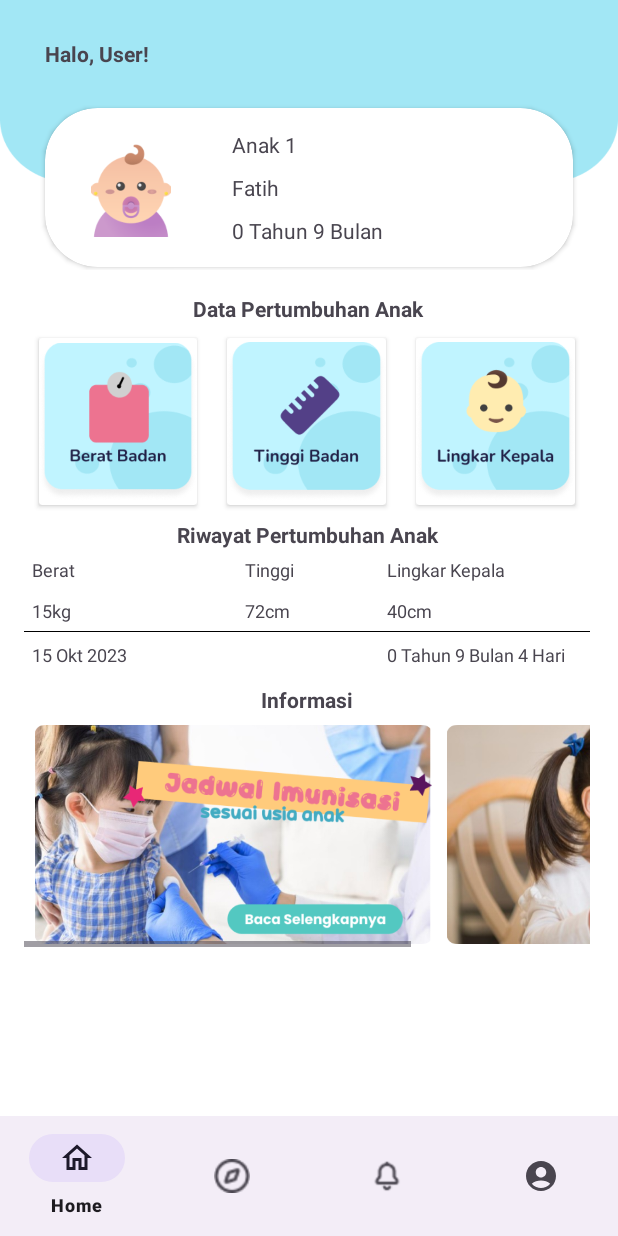
After one commit to luhihsan/LilMile, an Android app: the layout activity_homepage_copy.xml on its own in the app's theme, with its tools: preview values and no code run, on a phone screen of 412 x 824 dp. The commit adds this screen. Run offline under Robolectric (Android 15) with nearby library versions, the phone set to English and light mode, and no system bars.

Commit message:
Fix Tampilan
Login View, Homepage.

```diff
--- a/app/build.gradle.kts
+++ b/app/build.gradle.kts
@@ -43,6 +43,7 @@ dependencies {
     implementation("com.google.android.material:material:1.10.0")
     implementation("androidx.constraintlayout:constraintlayout:2.1.4")
     implementation("androidx.activity:activity:1.4.0")
+    implementation("androidx.cardview:cardview:1.0.0")
     implementation("com.github.AnyChart:AnyChart-Android:1.1.5")
     implementation("com.google.firebase:firebase-database:20.3.0")
     testImplementation("junit:junit:4.13.2")
--- /dev/null
+++ b/app/src/main/res/layout/activity_homepage_copy.xml
@@ -0,0 +1,369 @@
+<?xml version="1.0" encoding="utf-8"?>
+<androidx.constraintlayout.widget.ConstraintLayout xmlns:android="http://schemas.android.com/apk/res/android"
+    xmlns:app="http://schemas.android.com/apk/res-auto"
+    xmlns:tools="http://schemas.android.com/tools"
+    android:layout_width="match_parent"
+    android:layout_height="match_parent"
+    android:background="#FFFFFF"
+    android:orientation="vertical"
+    tools:context=".Homepage"
+    tools:ignore="ExtraText">
+
+    <LinearLayout
+        android:layout_width="match_parent"
+        android:layout_height="match_parent"
+        android:orientation="vertical">
+
+        <LinearLayout
+            android:layout_width="match_parent"
+            android:layout_height="180dp"
+            android:background="@drawable/bg_top_home_2"
+            android:orientation="vertical">
+
+            <TextView
+                android:id="@+id/textGreeting"
+                android:layout_width="match_parent"
+                android:layout_height="72dp"
+                android:layout_marginLeft="30dp"
+                android:gravity="center_vertical"
+                android:text="Halo, User!"
+                android:textAlignment="textStart"
+                android:textStyle="bold" />
+
+            <androidx.cardview.widget.CardView
+                android:id="@+id/cardAnak"
+                android:layout_width="match_parent"
+                android:layout_height="wrap_content"
+                android:layout_marginStart="30dp"
+                android:layout_marginEnd="30dp"
+                app:cardCornerRadius="35dp">
+
+                <LinearLayout
+                    android:layout_width="match_parent"
+                    android:layout_height="86dp"
+                    android:layout_margin="10dp"
+                    android:orientation="horizontal">
+
+                    <ImageView
+                        android:id="@+id/fotoprofilBayi"
+                        android:layout_width="wrap_content"
+                        android:layout_height="match_parent"
+                        android:layout_weight="2"
+                        android:padding="10dp"
+                        android:src="@drawable/baby" />
+
+                    <LinearLayout
+                        android:layout_width="match_parent"
+                        android:layout_height="match_parent"
+                        android:layout_marginLeft="20dp"
+                        android:layout_weight="5"
+                        android:orientation="vertical">
+
+                        <TextView
+                            android:id="@+id/numberAnak"
+                            android:layout_width="match_parent"
+                            android:layout_height="wrap_content"
+                            android:layout_weight="1"
+                            android:gravity="center_vertical"
+                            android:text="Anak 1" />
+
+                        <TextView
+                            android:id="@+id/namaAnak"
+                            android:layout_width="match_parent"
+                            android:layout_height="wrap_content"
+                            android:layout_weight="1"
+                            android:gravity="center_vertical"
+                            android:text="Fatih" />
+
+                        <TextView
+                            android:id="@+id/usiaAnak"
+                            android:layout_width="match_parent"
+                            android:layout_height="wrap_content"
+                            android:layout_weight="1"
+                            android:gravity="center_vertical"
+                            android:text="0 Tahun 9 Bulan" />
+                    </LinearLayout>
+                </LinearLayout>
+            </androidx.cardview.widget.CardView>
+
+
+        </LinearLayout>
+
+        <LinearLayout
+            android:layout_width="409dp"
+            android:layout_height="729dp"
+
+
+            android:orientation="vertical"
+            android:padding="16dp">
+
+            <TextView
+                android:id="@+id/textView8"
+                android:layout_width="match_parent"
+                android:layout_height="wrap_content"
+                android:text="Data Pertumbuhan Anak"
+                android:textAlignment="center"
+                android:textStyle="bold" />
+
+            <LinearLayout
+                android:layout_width="match_parent"
+                android:layout_height="131dp"
+                android:orientation="horizontal">
+
+                <androidx.cardview.widget.CardView
+                    android:id="@+id/btnBB"
+                    android:layout_width="0dp"
+                    android:layout_height="wrap_content"
+                    android:layout_margin="10dp"
+                    android:layout_weight="1">
+
+                    <ImageView
+                        android:id="@+id/imageBtnBB"
+                        android:layout_width="match_parent"
+                        android:layout_height="wrap_content"
+                        android:src="@drawable/btn_beratbadan" />
+                </androidx.cardview.widget.CardView>
+
+                <androidx.cardview.widget.CardView
+                    android:id="@+id/btnTB"
+                    android:layout_width="0dp"
+                    android:layout_height="wrap_content"
+                    android:layout_margin="10dp"
+                    android:layout_weight="1">
+
+                    <ImageView
+                        android:id="@+id/imageBtnTB"
+                        android:layout_width="match_parent"
+                        android:layout_height="wrap_content"
+                        android:src="@drawable/btn_tinggibadan" />
+                </androidx.cardview.widget.CardView>
+
+                <androidx.cardview.widget.CardView
+                    android:id="@+id/btnLK"
+                    android:layout_width="0dp"
+                    android:layout_height="wrap_content"
+                    android:layout_margin="10dp"
+                    android:layout_weight="1">
+
+                    <ImageView
+                        android:id="@+id/imgBtnLK"
+                        android:layout_width="match_parent"
+                        android:layout_height="wrap_content"
+                        android:src="@drawable/btn_lingkarkepala" />
+                </androidx.cardview.widget.CardView>
+            </LinearLayout>
+
+            <TextView
+                android:id="@+id/textView9"
+                android:layout_width="match_parent"
+                android:layout_height="wrap_content"
+                android:text="Riwayat Pertumbuhan Anak"
+                android:textAlignment="center"
+                android:textStyle="bold" />
+
+            <LinearLayout
+                android:layout_width="match_parent"
+                android:layout_height="wrap_content">
+
+                <TextView
+                    android:id="@+id/labelBerat"
+                    android:layout_width="match_parent"
+                    android:layout_height="wrap_content"
+                    android:layout_margin="5dp"
+                    android:layout_weight="1"
+                    android:text="Berat"
+                    android:textAlignment="textStart"
+                    android:textSize="12sp" />
+
+                <TextView
+                    android:id="@+id/labelTinggi"
+                    android:layout_width="match_parent"
+                    android:layout_height="wrap_content"
+                    android:layout_margin="5dp"
+                    android:layout_weight="1.2"
+                    android:text="Tinggi"
+                    android:textAlignment="textStart"
+                    android:textSize="12sp" />
+
+                <TextView
+                    android:id="@+id/labelLingkar"
+                    android:layout_width="match_parent"
+                    android:layout_height="wrap_content"
+                    android:layout_margin="5dp"
+                    android:layout_weight="1"
+                    android:text="Lingkar Kepala"
+                    android:textAlignment="textStart"
+                    android:textSize="12sp" />
+
+            </LinearLayout>
+
+            <LinearLayout
+                android:layout_width="match_parent"
+                android:layout_height="wrap_content"
+                android:orientation="vertical">
+
+                <androidx.cardview.widget.CardView
+                    android:layout_width="match_parent"
+                    android:layout_height="match_parent"
+                    android:elevation="5dp"
+                    app:cardBackgroundColor="#FFFFFF"
+                    app:cardCornerRadius="10dp">
+
+                    <LinearLayout
+                        android:layout_width="match_parent"
+                        android:layout_height="match_parent"
+                        android:orientation="vertical">
+
+                        <LinearLayout
+                            android:layout_width="match_parent"
+                            android:layout_height="match_parent"
+                            android:gravity="center|center_horizontal"
+                            android:orientation="horizontal">
+
+                            <TextView
+                                android:id="@+id/dataBB"
+                                android:layout_width="match_parent"
+                                android:layout_height="wrap_content"
+                                android:layout_margin="5dp"
+                                android:layout_marginTop="2dp"
+                                android:layout_marginBottom="2dp"
+                                android:layout_weight="1"
+                                android:text="15kg"
+                                android:textAlignment="textStart"
+                                android:textSize="12sp" />
+
+                            <TextView
+                                android:id="@+id/dataTB"
+                                android:layout_width="match_parent"
+                                android:layout_height="wrap_content"
+                                android:layout_margin="5dp"
+                                android:layout_marginTop="2dp"
+                                android:layout_marginBottom="2dp"
+                                android:layout_weight="1.2"
+                                android:text="72cm"
+                                android:textAlignment="textStart"
+                                android:textSize="12sp" />
+
+                            <TextView
+                                android:id="@+id/dataLK"
+                                android:layout_width="match_parent"
+                                android:layout_height="wrap_content"
+                                android:layout_margin="5dp"
+                                android:layout_marginTop="2dp"
+                                android:layout_marginBottom="2dp"
+                                android:layout_weight="1"
+                                android:text="40cm"
+                                android:textAlignment="textStart"
+                                android:textSize="12sp" />
+
+                        </LinearLayout>
+
+                        <ImageView
+                            android:layout_width="match_parent"
+                            android:layout_height="1px"
+                            android:background="@color/black" />
+
+                        <LinearLayout
+                            android:layout_width="match_parent"
+                            android:layout_height="match_parent"
+                            android:gravity="center|center_horizontal"
+                            android:orientation="horizontal">
+
+                            <TextView
+                                android:id="@+id/dataTanggal"
+                                android:layout_width="match_parent"
+                                android:layout_height="wrap_content"
+                                android:layout_margin="5dp"
+                                android:layout_marginTop="2dp"
+                                android:layout_marginBottom="2dp"
+                                android:layout_weight="1"
+                                android:text="15 Okt 2023"
+                                android:textAlignment="textStart"
+                                android:textSize="12sp" />
+
+                            <TextView
+                                android:id="@+id/textView23"
+                                android:layout_width="match_parent"
+                                android:layout_height="wrap_content"
+                                android:layout_margin="5dp"
+                                android:layout_marginTop="2dp"
+                                android:layout_marginBottom="2dp"
+                                android:layout_weight="1.2"
+                                android:textAlignment="textStart" />
+
+                            <TextView
+                                android:id="@+id/dataUsia"
+                                android:layout_width="match_parent"
+                                android:layout_height="wrap_content"
+                                android:layout_margin="5dp"
+                                android:layout_marginTop="2dp"
+                                android:layout_marginBottom="2dp"
+                                android:layout_weight="1"
+                                android:text="0 Tahun 9 Bulan 4 Hari"
+                                android:textAlignment="textStart"
+                                android:textSize="12sp" />
+                        </LinearLayout>
+                    </LinearLayout>
+                </androidx.cardview.widget.CardView>
+
+                <androidx.cardview.widget.CardView
+                    android:layout_width="match_parent"
+                    android:layout_height="match_parent" />
+
+                <androidx.cardview.widget.CardView
+                    android:layout_width="match_parent"
+                    android:layout_height="match_parent" />
+
+            </LinearLayout>
+
+            <TextView
+                android:id="@+id/textView16"
+                android:layout_width="match_parent"
+                android:layout_height="wrap_content"
+                android:layout_marginTop="5dp"
+                android:layout_marginBottom="5dp"
+                android:text="Informasi"
+                android:textAlignment="center"
+                android:textStyle="bold" />
+
+            <HorizontalScrollView
+                android:layout_width="wrap_content"
+                android:layout_height="150dp">
+
+                <LinearLayout
+                    android:layout_width="match_parent"
+                    android:layout_height="match_parent"
+                    android:layout_margin="2dp"
+                    android:orientation="horizontal">
+
+                    <ImageView
+                        android:id="@+id/imageCarousel1"
+                        android:layout_width="275dp"
+                        android:layout_height="wrap_content"
+                        android:layout_weight="1"
+                        android:src="@drawable/carousel1" />
+
+                    <ImageView
+                        android:id="@+id/imageCarousel2"
+                        android:layout_width="274dp"
+                        android:layout_height="wrap_content"
+                        android:layout_weight="1"
+                        android:src="@drawable/carousel2" />
+                </LinearLayout>
+            </HorizontalScrollView>
+
+        </LinearLayout>
+    </LinearLayout>
+
+    <com.google.android.material.bottomnavigation.BottomNavigationView
+        android:id="@+id/bottomNavigationView"
+        android:layout_width="match_parent"
+        android:layout_height="wrap_content"
+        app:layout_constraintBottom_toBottomOf="parent"
+        app:layout_constraintEnd_toEndOf="parent"
+        app:layout_constraintStart_toStartOf="parent"
+        app:menu="@menu/bottom_nav_menu">
+
+    </com.google.android.material.bottomnavigation.BottomNavigationView>
+
+</androidx.constraintlayout.widget.ConstraintLayout>
--- a/app/src/main/res/layout/activity_login.xml
+++ b/app/src/main/res/layout/activity_login.xml
@@ -1,51 +1,89 @@
 <?xml version="1.0" encoding="utf-8"?>
 <LinearLayout xmlns:android="http://schemas.android.com/apk/res/android"
-    android:layout_width="match_parent"
+
+    xmlns:app="http://schemas.android.com/apk/res-auto"
+    xmlns:tools="http://schemas.android.com/tools"
+    android:layout_width="wrap_content"
     android:layout_height="match_parent"
+    android:background="@color/mainBlue"
     android:orientation="vertical"
-    android:padding="16dp"
-    xmlns:tools="http://schemas.android.com/tools"
+    android:padding="0dp"
     tools:context=".Login">
 
     <TextView
         android:id="@+id/tvTitle"
+        android:layout_width="match_parent"
+        android:layout_height="103dp"
+        android:background="@color/mainBlue"
+        android:gravity="center"
+        android:shadowColor="@color/buttonColor"
+        android:text="Login"
+        android:textAlignment="center"
+        android:textSize="24sp"
+        android:textStyle="bold" />
+
+    <LinearLayout
         android:layout_width="wrap_content"
-        android:layout_height="wrap_content"
-        android:text="Login Akun"
-        android:textSize="24sp" />
+        android:layout_height="match_parent"
+        android:background="@drawable/bglogin"
+        android:orientation="vertical"
+        android:padding="30dp">
+
+        <ImageView
+            android:id="@+id/imageView6"
+            android:layout_width="match_parent"
+            android:layout_height="196dp"
+            android:layout_marginTop="35dp"
+            app:srcCompat="@drawable/logo_aplikasi" />
 
         <EditText
             android:id="@+id/etEmail"
             android:layout_width="match_parent"
             android:layout_height="wrap_content"
-        android:padding="12dp"
+            android:layout_marginTop="16dp"
             android:hint="Email"
             android:inputType="textEmailAddress"
-        android:layout_marginTop="16dp" />
+            android:padding="12dp" />
 
         <EditText
             android:id="@+id/etPassword"
             android:layout_width="match_parent"
             android:layout_height="wrap_content"
-        android:padding="12dp"
-        android:hint= "Password"
+            android:layout_marginTop="16dp"
+            android:hint="Password"
             android:inputType="textPassword"
-        android:layout_marginTop="16dp" />
+            android:padding="12dp" />
+
+        <TextView
+            android:id="@+id/tvSignIn2"
+            android:layout_width="match_parent"
+            android:layout_height="wrap_content"
+            android:layout_gravity="center_horizontal"
+            android:layout_marginTop="16dp"
+            android:text="Forgot Password?"
+            android:textAlignment="textEnd"
+            android:textSize="16sp" />
 
         <Button
             android:id="@+id/btnLogin"
             android:layout_width="match_parent"
             android:layout_height="wrap_content"
+            android:layout_marginTop="16dp"
+            android:backgroundTint="@color/mainBlue"
             android:text="Login"
-        android:layout_marginTop="16dp" />
+            android:textAllCaps="false"
+            android:textColor="@color/black"
+            app:cornerRadius="8dp"
+            app:rippleColor="#A2E7F5" />
 
         <TextView
             android:id="@+id/tvSignIn"
             android:layout_width="wrap_content"
+            android:layout_height="wrap_content"
             android:layout_gravity="center_horizontal"
-        android:layout_height="wrap_content"
             android:layout_marginTop="16dp"
             android:text="Belum memiliki akun ? Daftar"
             android:textSize="16sp" />
+    </LinearLayout>
 
 </LinearLayout>
--- a/app/src/main/res/values/colors.xml
+++ b/app/src/main/res/values/colors.xml
@@ -5,4 +5,5 @@
     <color name="buttonColor">#C0F4FF</color>
     <color name="colorStroke">#79747E</color> <!-- Ganti dengan warna stroke yang diinginkan -->
     <color name="newbuttonColor">#C0F4FF</color>
+    <color name="mainBlue">#A2E7F5</color>
 </resources>
```
Also changed, not shown: app/src/main/AndroidManifest.xml (+6 -1 lines), app/src/main/res/drawable/baby.png (added), app/src/main/res/drawable/bg_top_home_2.png (added), app/src/main/res/drawable/bg_top_profil.png (added), app/src/main/res/drawable/bglogin.png (added), app/src/main/res/drawable/btn_beratbadan.png (added), app/src/main/res/drawable/btn_lingkarkepala.png (added), app/src/main/res/drawable/btn_tinggibadan.png (added), app/src/main/res/drawable/carousel1.png (added), app/src/main/res/drawable/carousel2.png (added), app/src/main/res/drawable/logo_aplikasi.png (added). Lines whose indentation alone changed are shown as unchanged.
